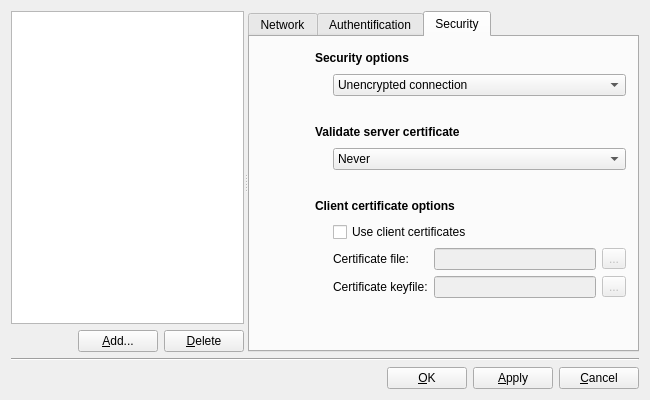
Old version of the form src/lib/luma/base/gui/ServerDialogDesign.ui in the repository einaru/luma.
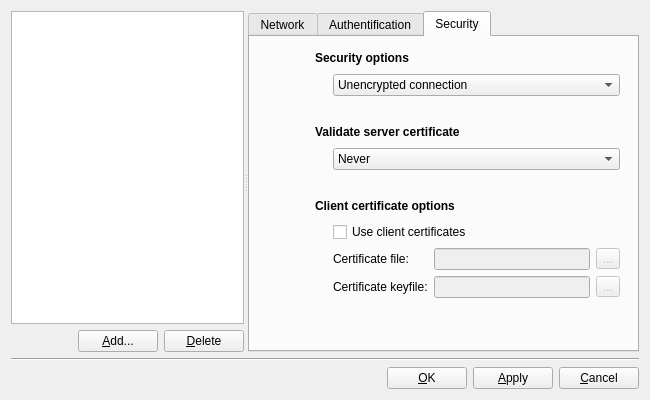
New version of the form. The open tabs and pages were chosen to show the change. Icons and pictures are not drawn.

Commit message: the one pixel is PWNED

```diff
--- a/src/lib/luma/base/gui/ServerDialogDesign.ui
+++ b/src/lib/luma/base/gui/ServerDialogDesign.ui
@@ -110,28 +110,6 @@
         <string>Network</string>
        </attribute>
        <layout class="QGridLayout">
-        <item row="0" column="0">
-         <widget class="QLabel" name="networkLabel">
-          <property name="sizePolicy">
-           <sizepolicy hsizetype="Fixed" vsizetype="Fixed">
-            <horstretch>0</horstretch>
-            <verstretch>0</verstretch>
-           </sizepolicy>
-          </property>
-          <property name="minimumSize">
-           <size>
-            <width>48</width>
-            <height>48</height>
-           </size>
-          </property>
-          <property name="pixmap">
-           <pixmap resource="../../luma.qrc">:/images/server.png</pixmap>
-          </property>
-          <property name="wordWrap">
-           <bool>false</bool>
-          </property>
-         </widget>
-        </item>
         <item row="0" column="1" rowspan="3" colspan="2">
          <layout class="QGridLayout" name="gridLayout_6">
           <item row="2" column="1">
@@ -386,6 +364,45 @@
           </item>
          </layout>
         </item>
+        <item row="0" column="0" rowspan="3">
+         <layout class="QVBoxLayout" name="verticalLayout_5">
+          <item>
+           <widget class="QLabel" name="networkLabel">
+            <property name="sizePolicy">
+             <sizepolicy hsizetype="Fixed" vsizetype="Fixed">
+              <horstretch>0</horstretch>
+              <verstretch>0</verstretch>
+             </sizepolicy>
+            </property>
+            <property name="minimumSize">
+             <size>
+              <width>48</width>
+              <height>48</height>
+             </size>
+            </property>
+            <property name="pixmap">
+             <pixmap resource="../../luma.qrc">:/images/server.png</pixmap>
+            </property>
+            <property name="wordWrap">
+             <bool>false</bool>
+            </property>
+           </widget>
+          </item>
+          <item>
+           <spacer name="verticalSpacer_4">
+            <property name="orientation">
+             <enum>Qt::Vertical</enum>
+            </property>
+            <property name="sizeHint" stdset="0">
+             <size>
+              <width>20</width>
+              <height>40</height>
+             </size>
+            </property>
+           </spacer>
+          </item>
+         </layout>
+        </item>
        </layout>
       </widget>
       <widget class="QWidget" name="tab">
@@ -393,31 +410,6 @@
         <string>Authentification</string>
        </attribute>
        <layout class="QGridLayout" name="gridLayout_3">
-        <item row="0" column="0">
-         <widget class="QLabel" name="authLabel">
-          <property name="sizePolicy">
-           <sizepolicy hsizetype="Fixed" vsizetype="Fixed">
-            <horstretch>0</horstretch>
-            <verstretch>0</verstretch>
-           </sizepolicy>
-          </property>
-          <property name="minimumSize">
-           <size>
-            <width>48</width>
-            <height>48</height>
-           </size>
-          </property>
-          <property name="text">
-           <string/>
-          </property>
-          <property name="pixmap">
-           <pixmap resource="../../luma.qrc">:/images/password_medium.png</pixmap>
-          </property>
-          <property name="wordWrap">
-           <bool>false</bool>
-          </property>
-         </widget>
-        </item>
         <item row="0" column="1" rowspan="2">
          <layout class="QGridLayout" name="gridLayout">
           <item row="1" column="0" rowspan="4">
@@ -615,6 +607,48 @@
           </property>
          </spacer>
         </item>
+        <item row="0" column="0" rowspan="2">
+         <layout class="QVBoxLayout" name="verticalLayout_4">
+          <item>
+           <widget class="QLabel" name="authLabel">
+            <property name="sizePolicy">
+             <sizepolicy hsizetype="Fixed" vsizetype="Fixed">
+              <horstretch>0</horstretch>
+              <verstretch>0</verstretch>
+             </sizepolicy>
+            </property>
+            <property name="minimumSize">
+             <size>
+              <width>48</width>
+              <height>48</height>
+             </size>
+            </property>
+            <property name="text">
+             <string/>
+            </property>
+            <property name="pixmap">
+             <pixmap resource="../../luma.qrc">:/images/password_medium.png</pixmap>
+            </property>
+            <property name="wordWrap">
+             <bool>false</bool>
+            </property>
+           </widget>
+          </item>
+          <item>
+           <spacer name="verticalSpacer_3">
+            <property name="orientation">
+             <enum>Qt::Vertical</enum>
+            </property>
+            <property name="sizeHint" stdset="0">
+             <size>
+              <width>0</width>
+              <height>0</height>
+             </size>
+            </property>
+           </spacer>
+          </item>
+         </layout>
+        </item>
        </layout>
       </widget>
       <widget class="QWidget" name="tab_2">
@@ -622,25 +656,110 @@
         <string>Security</string>
        </attribute>
        <layout class="QGridLayout" name="gridLayout_4">
-        <item row="1" column="1" colspan="2">
-         <spacer name="spacer_8">
+        <item row="3" column="1" colspan="2">
+         <spacer name="spacer_9">
           <property name="orientation">
            <enum>Qt::Vertical</enum>
           </property>
           <property name="sizeType">
-           <enum>QSizePolicy::Fixed</enum>
+           <enum>QSizePolicy::Expanding</enum>
           </property>
           <property name="sizeHint" stdset="0">
            <size>
             <width>0</width>
-            <height>20</height>
+            <height>0</height>
            </size>
           </property>
          </spacer>
         </item>
-        <item row="2" column="1" colspan="2">
-         <layout class="QGridLayout" name="_7">
-          <item row="0" column="0" colspan="2">
+        <item row="1" column="1">
+         <layout class="QGridLayout" name="gridLayout_2">
+          <item row="0" column="0" colspan="4">
+           <widget class="QLabel" name="textLabel1_10">
+            <property name="minimumSize">
+             <size>
+              <width>0</width>
+              <height>20</height>
+             </size>
+            </property>
+            <property name="maximumSize">
+             <size>
+              <width>16777215</width>
+              <height>16777215</height>
+             </size>
+            </property>
+            <property name="text">
+             <string>&lt;b&gt;Security options&lt;/b&gt;</string>
+            </property>
+            <property name="wordWrap">
+             <bool>false</bool>
+            </property>
+           </widget>
+          </item>
+          <item row="1" column="1" colspan="3">
+           <widget class="QComboBox" name="encryptionBox">
+            <property name="sizePolicy">
+             <sizepolicy hsizetype="Expanding" vsizetype="Fixed">
+              <horstretch>0</horstretch>
+              <verstretch>0</verstretch>
+             </sizepolicy>
+            </property>
+            <property name="minimumSize">
+             <size>
+              <width>0</width>
+              <height>20</height>
+             </size>
+            </property>
+            <item>
+             <property name="text">
+              <string>Unencrypted connection</string>
+             </property>
+            </item>
+            <item>
+             <property name="text">
+              <string>Transport Layer Security (TLS)</string>
+             </property>
+            </item>
+            <item>
+             <property name="text">
+              <string>Secure Socket Layer (SSL)</string>
+             </property>
+            </item>
+           </widget>
+          </item>
+          <item row="1" column="0" rowspan="2">
+           <spacer name="spacer">
+            <property name="orientation">
+             <enum>Qt::Horizontal</enum>
+            </property>
+            <property name="sizeType">
+             <enum>QSizePolicy::Fixed</enum>
+            </property>
+            <property name="sizeHint" stdset="0">
+             <size>
+              <width>12</width>
+              <height>0</height>
+             </size>
+            </property>
+           </spacer>
+          </item>
+          <item row="2" column="1" colspan="3">
+           <spacer name="spacer_8">
+            <property name="orientation">
+             <enum>Qt::Vertical</enum>
+            </property>
+            <property name="sizeType">
+             <enum>QSizePolicy::Fixed</enum>
+            </property>
+            <property name="sizeHint" stdset="0">
+             <size>
+              <width>0</width>
+              <height>20</height>
+             </size>
+            </property>
+           </spacer>
+          </item>
+          <item row="3" column="0" colspan="4">
            <widget class="QLabel" name="textLabel1_9">
             <property name="minimumSize">
              <size>
@@ -656,7 +775,23 @@
             </property>
            </widget>
           </item>
-          <item row="1" column="1">
+          <item row="4" column="0" rowspan="2">
+           <spacer>
+            <property name="orientation">
+             <enum>Qt::Horizontal</enum>
+            </property>
+            <property name="sizeType">
+             <enum>QSizePolicy::Fixed</enum>
+            </property>
+            <property name="sizeHint" stdset="0">
+             <size>
+              <width>12</width>
+              <height>0</height>
+             </size>
+            </property>
+           </spacer>
+          </item>
+          <item row="4" column="1" colspan="3">
            <widget class="QComboBox" name="validateBox">
             <property name="sizePolicy">
              <sizepolicy hsizetype="Expanding" vsizetype="Fixed">
@@ -692,44 +827,24 @@
             </item>
            </widget>
           </item>
-          <item row="1" column="0">
-           <spacer>
+          <item row="5" column="1" colspan="3">
+           <spacer name="spacer_11">
             <property name="orientation">
-             <enum>Qt::Horizontal</enum>
+             <enum>Qt::Vertical</enum>
             </property>
             <property name="sizeType">
              <enum>QSizePolicy::Fixed</enum>
             </property>
             <property name="sizeHint" stdset="0">
              <size>
-              <width>12</width>
-              <height>0</height>
+              <width>0</width>
+              <height>20</height>
              </size>
             </property>
            </spacer>
           </item>
-         </layout>
-        </item>
-        <item row="3" column="1" colspan="2">
-         <spacer name="spacer_11">
-          <property name="orientation">
-           <enum>Qt::Vertical</enum>
-          </property>
-          <property name="sizeType">
-           <enum>QSizePolicy::Fixed</enum>
-          </property>
-          <property name="sizeHint" stdset="0">
-           <size>
-            <width>0</width>
-            <height>20</height>
-           </size>
-          </property>
-         </spacer>
-        </item>
-        <item row="4" column="1" colspan="2">
-         <layout class="QGridLayout" name="_2">
-          <item row="3" column="1">
-           <widget class="QLabel" name="textLabel3">
+          <item row="6" column="0" colspan="4">
+           <widget class="QLabel" name="textLabel1_3">
             <property name="minimumSize">
              <size>
               <width>0</width>
@@ -737,75 +852,14 @@
              </size>
             </property>
             <property name="text">
-             <string>Certificate keyfile:</string>
+             <string>&lt;b&gt;Client certificate options&lt;/b&gt;</string>
             </property>
             <property name="wordWrap">
              <bool>false</bool>
             </property>
            </widget>
           </item>
-          <item row="3" column="3">
-           <widget class="QToolButton" name="certKeyFileButton">
-            <property name="enabled">
-             <bool>false</bool>
-            </property>
-            <property name="minimumSize">
-             <size>
-              <width>0</width>
-              <height>20</height>
-             </size>
-            </property>
-            <property name="text">
-             <string>...</string>
-            </property>
-           </widget>
-          </item>
-          <item row="2" column="3">
-           <widget class="QToolButton" name="certFileButton">
-            <property name="enabled">
-             <bool>false</bool>
-            </property>
-            <property name="minimumSize">
-             <size>
-              <width>0</width>
-              <height>20</height>
-             </size>
-            </property>
-            <property name="text">
-             <string>...</string>
-            </property>
-           </widget>
-          </item>
-          <item row="1" column="0" rowspan="3">
-           <spacer>
-            <property name="orientation">
-             <enum>Qt::Horizontal</enum>
-            </property>
-            <property name="sizeType">
-             <enum>QSizePolicy::Fixed</enum>
-            </property>
-            <property name="sizeHint" stdset="0">
-             <size>
-              <width>12</width>
-              <height>0</height>
-             </size>
-            </property>
-           </spacer>
-          </item>
-          <item row="2" column="2">
-           <widget class="QLineEdit" name="certFileEdit">
-            <property name="enabled">
-             <bool>false</bool>
-            </property>
-            <property name="minimumSize">
-             <size>
-              <width>0</width>
-              <height>20</height>
-             </size>
-            </property>
-           </widget>
-          </item>
-          <item row="1" column="1" colspan="3">
+          <item row="7" column="1" colspan="3">
            <widget class="QCheckBox" name="useClientCertBox">
             <property name="enabled">
              <bool>true</bool>
@@ -821,20 +875,23 @@
             </property>
            </widget>
           </item>
-          <item row="3" column="2">
-           <widget class="QLineEdit" name="certKeyFileEdit">
-            <property name="enabled">
-             <bool>false</bool>
+          <item row="7" column="0" rowspan="3">
+           <spacer>
+            <property name="orientation">
+             <enum>Qt::Horizontal</enum>
             </property>
-            <property name="minimumSize">
+            <property name="sizeType">
+             <enum>QSizePolicy::Fixed</enum>
+            </property>
+            <property name="sizeHint" stdset="0">
              <size>
-              <width>0</width>
-              <height>20</height>
+              <width>12</width>
+              <height>0</height>
              </size>
             </property>
-           </widget>
+           </spacer>
           </item>
-          <item row="2" column="1">
+          <item row="8" column="1">
            <widget class="QLabel" name="textLabel2_2">
             <property name="minimumSize">
              <size>
@@ -850,8 +907,8 @@
             </property>
            </widget>
           </item>
-          <item row="0" column="0" colspan="4">
-           <widget class="QLabel" name="textLabel1_3">
+          <item row="9" column="1">
+           <widget class="QLabel" name="textLabel3">
             <property name="minimumSize">
              <size>
               <width>0</width>
@@ -859,81 +916,108 @@
              </size>
             </property>
             <property name="text">
-             <string>&lt;b&gt;Client certificate options&lt;/b&gt;</string>
+             <string>Certificate keyfile:</string>
             </property>
             <property name="wordWrap">
              <bool>false</bool>
             </property>
            </widget>
           </item>
+          <item row="8" column="2">
+           <widget class="QLineEdit" name="certFileEdit">
+            <property name="enabled">
+             <bool>false</bool>
+            </property>
+            <property name="minimumSize">
+             <size>
+              <width>0</width>
+              <height>20</height>
+             </size>
+            </property>
+           </widget>
+          </item>
+          <item row="9" column="2">
+           <widget class="QLineEdit" name="certKeyFileEdit">
+            <property name="enabled">
+             <bool>false</bool>
+            </property>
+            <property name="minimumSize">
+             <size>
+              <width>0</width>
+              <height>20</height>
+             </size>
+            </property>
+           </widget>
+          </item>
+          <item row="8" column="3">
+           <widget class="QToolButton" name="certFileButton">
+            <property name="enabled">
+             <bool>false</bool>
+            </property>
+            <property name="minimumSize">
+             <size>
+              <width>0</width>
+              <height>20</height>
+             </size>
+            </property>
+            <property name="text">
+             <string>...</string>
+            </property>
+           </widget>
+          </item>
+          <item row="9" column="3">
+           <widget class="QToolButton" name="certKeyFileButton">
+            <property name="enabled">
+             <bool>false</bool>
+            </property>
+            <property name="minimumSize">
+             <size>
+              <width>0</width>
+              <height>20</height>
+             </size>
+            </property>
+            <property name="text">
+             <string>...</string>
+            </property>
+           </widget>
+          </item>
          </layout>
         </item>
-        <item row="0" column="1" colspan="2">
-         <layout class="QGridLayout" name="gridLayout_2">
-          <item row="0" column="0" colspan="2">
-           <widget class="QLabel" name="textLabel1_10">
-            <property name="minimumSize">
-             <size>
-              <width>0</width>
-              <height>20</height>
-             </size>
-            </property>
-            <property name="maximumSize">
-             <size>
-              <width>16777215</width>
-              <height>16777215</height>
-             </size>
-            </property>
-            <property name="text">
-             <string>&lt;b&gt;Security options&lt;/b&gt;</string>
-            </property>
-            <property name="wordWrap">
-             <bool>false</bool>
-            </property>
-           </widget>
-          </item>
-          <item row="1" column="1">
-           <widget class="QComboBox" name="encryptionBox">
+        <item row="1" column="0">
+         <layout class="QVBoxLayout" name="verticalLayout_3">
+          <item>
+           <widget class="QLabel" name="securityLabel">
             <property name="sizePolicy">
-             <sizepolicy hsizetype="Expanding" vsizetype="Fixed">
+             <sizepolicy hsizetype="Fixed" vsizetype="Fixed">
               <horstretch>0</horstretch>
               <verstretch>0</verstretch>
              </sizepolicy>
             </property>
             <property name="minimumSize">
              <size>
-              <width>0</width>
-              <height>20</height>
+              <width>48</width>
+              <height>48</height>
              </size>
             </property>
-            <item>
-             <property name="text">
-              <string>Unencrypted connection</string>
-             </property>
-            </item>
-            <item>
-             <property name="text">
-              <string>Transport Layer Security (TLS)</string>
-             </property>
-            </item>
-            <item>
-             <property name="text">
-              <string>Secure Socket Layer (SSL)</string>
-             </property>
-            </item>
+            <property name="text">
+             <string/>
+            </property>
+            <property name="pixmap">
+             <pixmap resource="../../luma.qrc">:/images/config.png</pixmap>
+            </property>
+            <property name="wordWrap">
+             <bool>false</bool>
+            </property>
            </widget>
           </item>
-          <item row="1" column="0">
-           <spacer name="spacer">
+          <item>
+           <spacer name="verticalSpacer_2">
             <property name="orientation">
-             <enum>Qt::Horizontal</enum>
-            </property>
-            <property name="sizeType">
-             <enum>QSizePolicy::Fixed</enum>
+             <enum>Qt::Vertical</enum>
             </property>
             <property name="sizeHint" stdset="0">
              <size>
-              <width>12</width>
+              <width>0</width>
               <height>0</height>
              </size>
             </property>
@@ -941,47 +1025,6 @@
           </item>
          </layout>
         </item>
-        <item row="0" column="0">
-         <widget class="QLabel" name="securityLabel">
-          <property name="sizePolicy">
-           <sizepolicy hsizetype="Fixed" vsizetype="Fixed">
-            <horstretch>0</horstretch>
-            <verstretch>0</verstretch>
-           </sizepolicy>
-          </property>
-          <property name="minimumSize">
-           <size>
-            <width>48</width>
-            <height>48</height>
-           </size>
-          </property>
-          <property name="text">
-           <string/>
-          </property>
-          <property name="pixmap">
-           <pixmap resource="../../luma.qrc">:/images/config.png</pixmap>
-          </property>
-          <property name="wordWrap">
-           <bool>false</bool>
-          </property>
-         </widget>
-        </item>
-        <item row="5" column="1" colspan="2">
-         <spacer name="spacer_9">
-          <property name="orientation">
-           <enum>Qt::Vertical</enum>
-          </property>
-          <property name="sizeType">
-           <enum>QSizePolicy::Expanding</enum>
-          </property>
-          <property name="sizeHint" stdset="0">
-           <size>
-            <width>0</width>
-            <height>0</height>
-           </size>
-          </property>
-         </spacer>
-        </item>
        </layout>
       </widget>
      </widget>
```
Left out of the diff: 1 changed line with no effect on the pictures. The commit also changes 2 other files.
